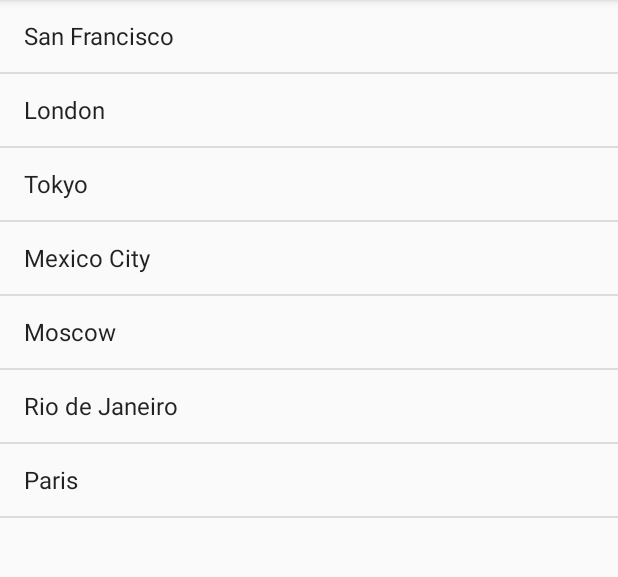
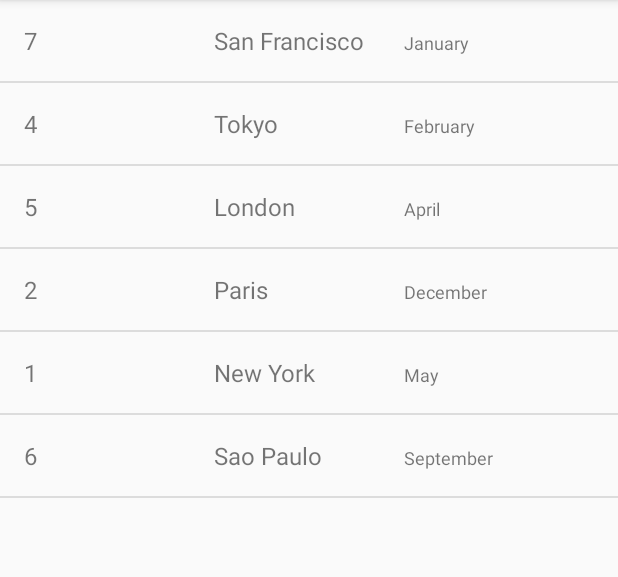
Before and after one commit to francislainy/uQuakeReport, an Android app: the screen it shows after launch (EarthquakeActivity), on a phone screen of 412 x 824 dp, the part 84-661 px from its top. Run offline under Robolectric (Android 15) with nearby library versions, the phone set to English and light mode, and no system bars.

Commit message:
Added Custom Adapter and ListView.

```diff
--- a/app/src/main/java/com/example/android/quakereport/EarthquakeActivity.java
+++ b/app/src/main/java/com/example/android/quakereport/EarthquakeActivity.java
@@ -17,7 +17,6 @@ package com.example.android.quakereport;
 
 import android.os.Bundle;
 import android.support.v7.app.AppCompatActivity;
-import android.widget.ArrayAdapter;
 import android.widget.ListView;
 
 import java.util.ArrayList;
@@ -32,21 +31,20 @@ public class EarthquakeActivity extends AppCompatActivity {
         setContentView(R.layout.earthquake_activity);
 
         // Create a fake list of earthquake locations.
-        ArrayList<String> earthquakes = new ArrayList<>();
-        earthquakes.add("San Francisco");
-        earthquakes.add("London");
-        earthquakes.add("Tokyo");
-        earthquakes.add("Mexico City");
-        earthquakes.add("Moscow");
-        earthquakes.add("Rio de Janeiro");
-        earthquakes.add("Paris");
+        ArrayList<Earthquake> earthquakes = new ArrayList<Earthquake>();
+        earthquakes.add(new Earthquake("7", "San Francisco", "January"));
+        earthquakes.add(new Earthquake("4", "Tokyo", "February"));
+        earthquakes.add(new Earthquake("5", "London", "April"));
+        earthquakes.add(new Earthquake("2", "Paris", "December"));
+        earthquakes.add(new Earthquake("1", "New York", "May"));
+        earthquakes.add(new Earthquake("6", "Sao Paulo", "September"));
 
         // Find a reference to the {@link ListView} in the layout
         ListView earthquakeListView = (ListView) findViewById(R.id.list);
 
         // Create a new {@link ArrayAdapter} of earthquakes
-        ArrayAdapter<String> adapter = new ArrayAdapter<String>(
-                this, android.R.layout.simple_list_item_1, earthquakes);
+        EarthquakeAdapter adapter = new EarthquakeAdapter(
+                this, earthquakes);
 
         // Set the adapter on the {@link ListView}
         // so the list can be populated in the user interface
--- /dev/null
+++ b/app/src/main/java/com/example/android/quakereport/EarthquakeAdapter.java
@@ -0,0 +1,41 @@
+package com.example.android.quakereport;
+
+import android.content.Context;
+import android.view.LayoutInflater;
+import android.view.View;
+import android.view.ViewGroup;
+import android.widget.ArrayAdapter;
+import android.widget.TextView;
+
+import java.util.ArrayList;
+
+/**
+ * Created by Francislainy on 10/01/2017.
+ */
+
+public class EarthquakeAdapter extends ArrayAdapter<Earthquake> {
+    public EarthquakeAdapter(Context context, ArrayList<Earthquake> earthquakes) {
+        super(context, 0, earthquakes);
+    }
+
+    @Override
+    public View getView(int position, View convertView, ViewGroup parent) {
+
+        Earthquake earthquake = getItem(position);
+
+        if (convertView == null) {
+            convertView = LayoutInflater.from(getContext()).inflate(R.layout.earthquake_list_item, parent, false);
+        }
+
+        TextView magnitudeTextView = (TextView) convertView.findViewById(R.id.magnitude_text_view);
+        TextView locationTextView =  (TextView) convertView.findViewById(R.id.location_text_view);
+        TextView dateTextView = (TextView) convertView.findViewById(R.id.date_text_view);
+
+        magnitudeTextView.setText(earthquake.getMagnitude());
+        locationTextView.setText(earthquake.getLocation());
+        dateTextView.setText(earthquake.getDate());
+
+        return convertView;
+    }
+
+}
--- /dev/null
+++ b/app/src/main/res/layout/earthquake_list_item.xml
@@ -0,0 +1,34 @@
+<?xml version="1.0" encoding="utf-8"?>
+<LinearLayout xmlns:android="http://schemas.android.com/apk/res/android"
+    xmlns:tools="http://schemas.android.com/tools"
+    android:layout_width="match_parent"
+    android:layout_height="match_parent"
+    android:orientation="horizontal"
+    android:padding="16dp">
+
+    <TextView
+        android:id="@+id/magnitude_text_view"
+        android:layout_width="0dp"
+        android:layout_height="wrap_content"
+        android:layout_weight="1"
+        android:textSize="16sp"
+        tools:text="7.0" />
+    <!--android:background="@drawable/magnitude_circle"-->
+
+    <TextView
+        android:id="@+id/location_text_view"
+        android:layout_width="0dp"
+        android:layout_height="wrap_content"
+        android:layout_weight="1"
+        android:textSize="16sp"
+        tools:text="San Francisco" />
+
+    <TextView
+        android:id="@+id/date_text_view"
+        android:layout_width="0dp"
+        android:layout_height="wrap_content"
+        android:layout_weight="1"
+        android:textSize="12sp"
+        tools:text="Feb 2, 2016" />
+
+</LinearLayout>
```
